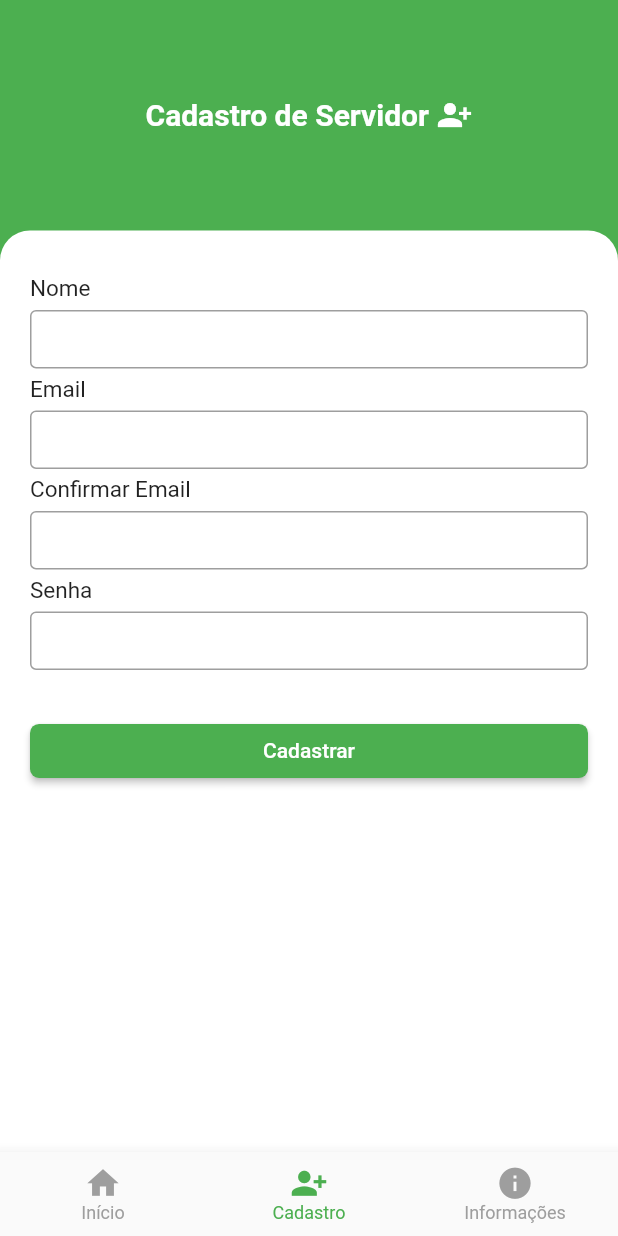
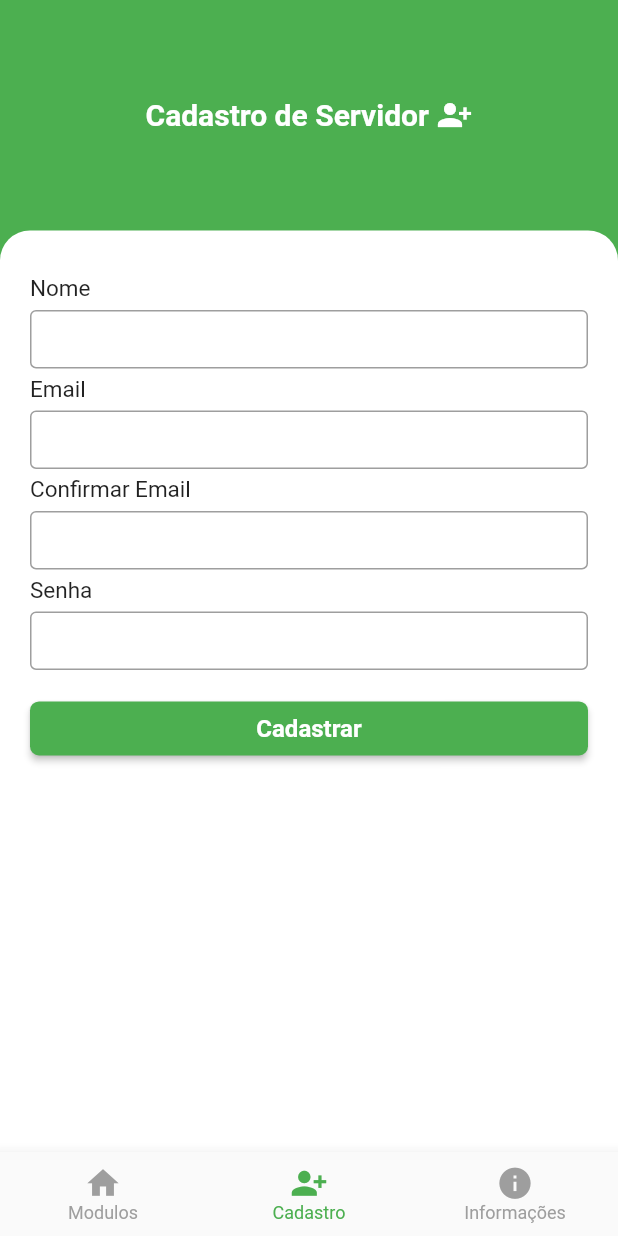
Before and after one commit to oapmartins/app-test-fac, a Flutter app: the screen it shows after launch, item 2 of the bottom bar chosen, on a phone screen of 412 x 824 dp. Run offline on Flutter 3.47's test engine with Material 2 defaults, Android fonts, the phone set to English and light mode, and no system bars; missing offline and left inert: dart:ffi.

Commit message:
Terminando modificações de hoje, alterei os titulos da primeira página.

```diff
--- a/lib/pages/home_page.dart
+++ b/lib/pages/home_page.dart
@@ -16,7 +16,6 @@ class _HomePageState extends State<HomePage> {
 
   @override
   Widget build(BuildContext context) {
-
     final tabs = [
       Container(child: _body(context)),
       Center(child: RegisterPage()),
@@ -47,35 +46,25 @@ class _HomePageState extends State<HomePage> {
                   mainAxisAlignment: MainAxisAlignment.center,
                   children: [
                     Container(
-                      width: size.width * .5,
                       padding: EdgeInsets.all(10),
                       child: Column(
                         mainAxisAlignment: MainAxisAlignment.center,
-                        crossAxisAlignment: CrossAxisAlignment.start,
+                        crossAxisAlignment: CrossAxisAlignment.center,
                         children: [
                           Text(
                             'FAC SISTEMAS',
                             style: TextStyle(
+                                fontSize: 10,
                                 fontWeight: FontWeight.bold,
                                 color: Colors.white),
                           ),
-                          Text('DWEB', style: TextStyle(color: Colors.white)),
-                        ],
-                      ),
-                    ),
-                    Container(
-                      width: size.width * .5,
-                      child: Column(
-                        mainAxisAlignment: MainAxisAlignment.center,
-                        children: [
                           Text(
                             'MODULOS',
                             style: TextStyle(
-                              color: Colors.white,
-                              fontSize: 20,
-                              fontWeight: FontWeight.bold,
-                            ),
-                          ),
+                              fontSize: 25,
+                                fontWeight: FontWeight.bold,
+                                color: Colors.white),
+                          )
                         ],
                       ),
                     ),
@@ -156,7 +145,7 @@ class _HomePageState extends State<HomePage> {
           selectedItemColor: Colors.green,
           unselectedItemColor: Colors.grey,
           items: const <BottomNavigationBarItem>[
-            BottomNavigationBarItem(icon: Icon(Icons.home), label: 'Início'),
+            BottomNavigationBarItem(icon: Icon(Icons.home), label: 'Modulos'),
             BottomNavigationBarItem(
                 icon: Icon(Icons.person_add_alt_1), label: 'Cadastro'),
             BottomNavigationBarItem(
--- a/lib/pages/register_page.dart
+++ b/lib/pages/register_page.dart
@@ -57,11 +57,11 @@ _body(BuildContext context) {
               ),
               // width: MediaQuery.of(context).size.width,
               height: constraints.maxHeight * .8,
-              child: SingleChildScrollView(
-                child: Container(
-                  padding: EdgeInsets.symmetric(horizontal: 20),
-                  height: MediaQuery.of(context).size.height - 50,
-                  width: double.infinity,
+              child: Container(
+                padding: EdgeInsets.symmetric(horizontal: 20),
+                height: MediaQuery.of(context).size.height - 50,
+                width: double.infinity,
+                child: SingleChildScrollView(
                   child: Container(
                     child: Column(
                       children: <Widget>[
@@ -72,7 +72,7 @@ _body(BuildContext context) {
                             inputFile(label: 'Email'),
                             inputFile(label: 'Confirmar Email'),
                             inputFile(label: 'Senha', obscureText: true),
-                            SizedBox(height: 25),
+                            SizedBox(height: 10),
                             Container(
                               width: double.infinity,
                               child: ElevatedButton(
@@ -83,7 +83,7 @@ _body(BuildContext context) {
                                         RoundedRectangleBorder(
                                   borderRadius: BorderRadius.circular(6.0),
                                 ))),
-                                child: Text('Cadastrar'),
+                                child: Text('Cadastrar', style: TextStyle(fontSize: 16, fontWeight: FontWeight.bold),),
                               ),
                             )
                           ],
```
